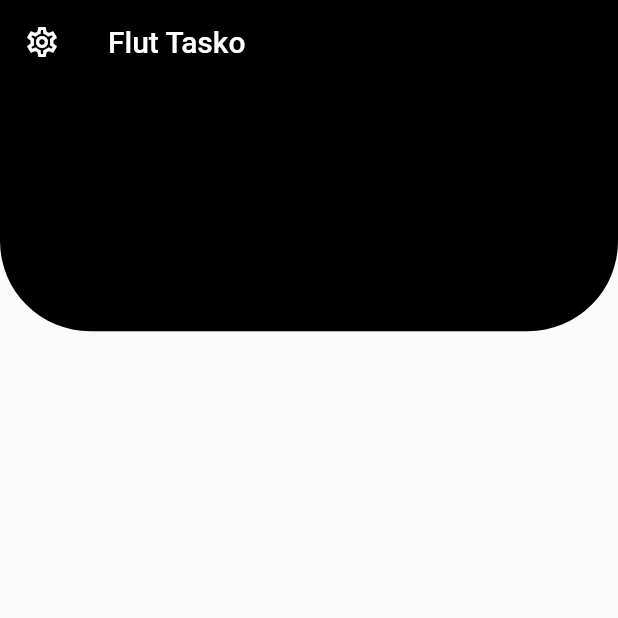
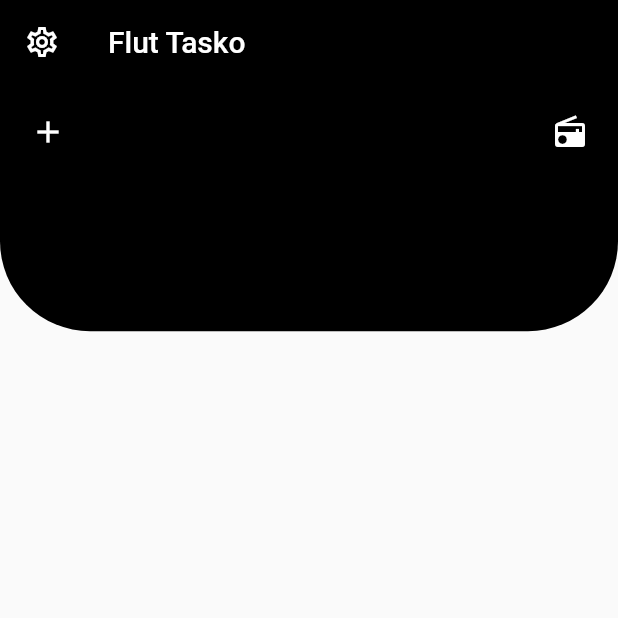
Before and after one commit to 5CYTH3/tasko_rem, a Flutter app: the screen it shows after launch, on a phone screen of 412 x 824 dp, the top half of it. Run offline on Flutter 3.47's test engine with Material 2 defaults, Android fonts, the phone set to English and light mode, and no system bars.

Commit message:
Added two new buttons to the app.

```diff
--- a/lib/components/Body.dart
+++ b/lib/components/Body.dart
@@ -11,14 +11,24 @@ class Body extends StatelessWidget {
 					child: Stack(
 						children: <Widget>[
 							Container(
-							decoration: BoxDecoration(
-								color: Colors.black,
+							  decoration: BoxDecoration(
+								  color: Colors.black,
 									borderRadius: BorderRadius.only(
 										bottomLeft: Radius.circular(60),
-										bottomRight: Radius.circular(60),
-									)
-								)
-							)
+										bottomRight: Radius.circular(60)
+									),
+								),
+              ),
+              Padding(
+                padding: const EdgeInsets.all(8.0),
+                child: Row(
+                  mainAxisAlignment: MainAxisAlignment.spaceBetween,
+                  children: [
+                    IconButton(icon: Icon(Icons.add), color: Colors.white, onPressed: () {}),
+                    IconButton(icon: Icon(Icons.radio), color: Colors.white, onPressed: () {})
+                  ],
+                ),
+              )
 						]
 					),
 				),
--- a/lib/components/home_screen.dart
+++ b/lib/components/home_screen.dart
@@ -13,7 +13,9 @@ class HomeScreen extends StatelessWidget {
 	AppBar buildAppBar() {
 		return AppBar(
 			elevation: 0,
-			leading: IconButton(icon: Icon(Icons.settings_outlined), onPressed: () {}),
+			leading: IconButton(icon: Icon(Icons.settings_outlined), onPressed: () {
+
+      }),
 			title: Text('Flut Tasko'),
 
 		);
```
